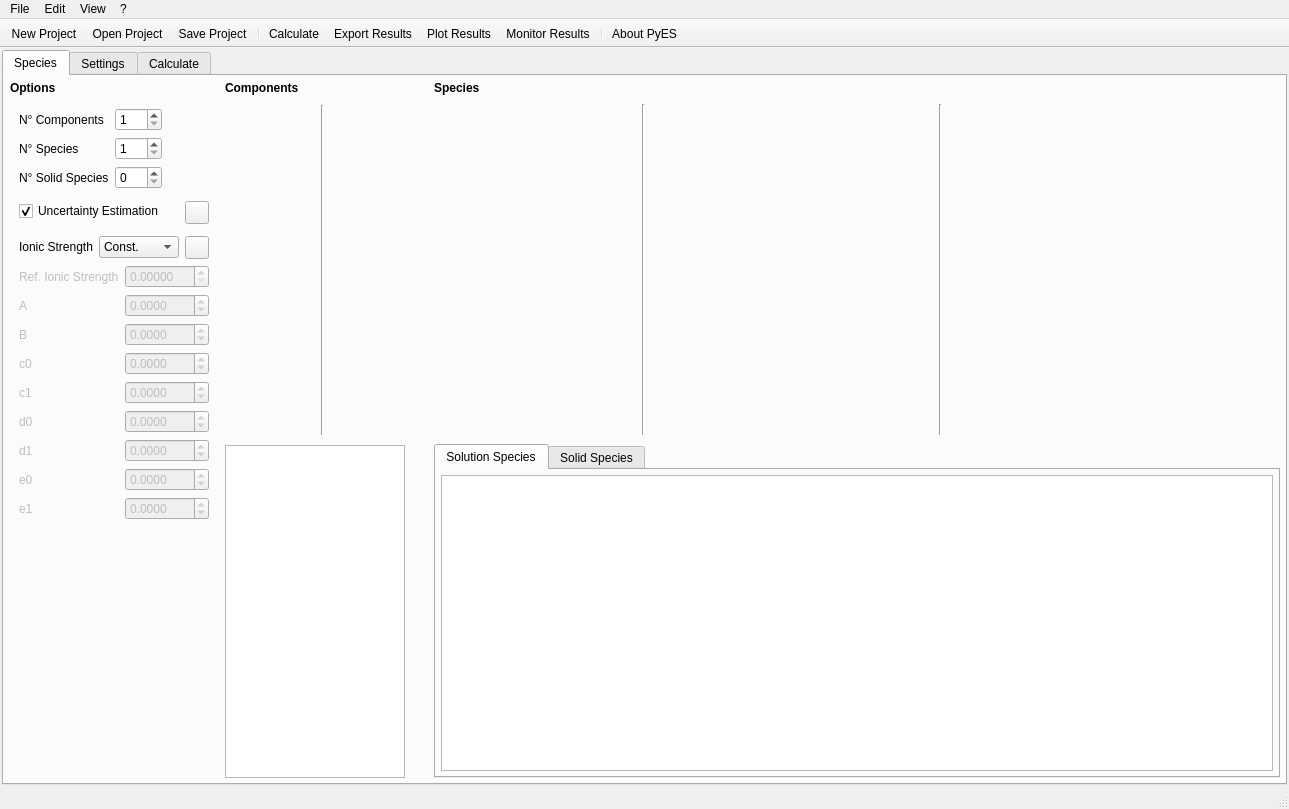
PyES-software/PyES, file src/main/python/pyes/ui/PyES_main.ui: the form before one commit.
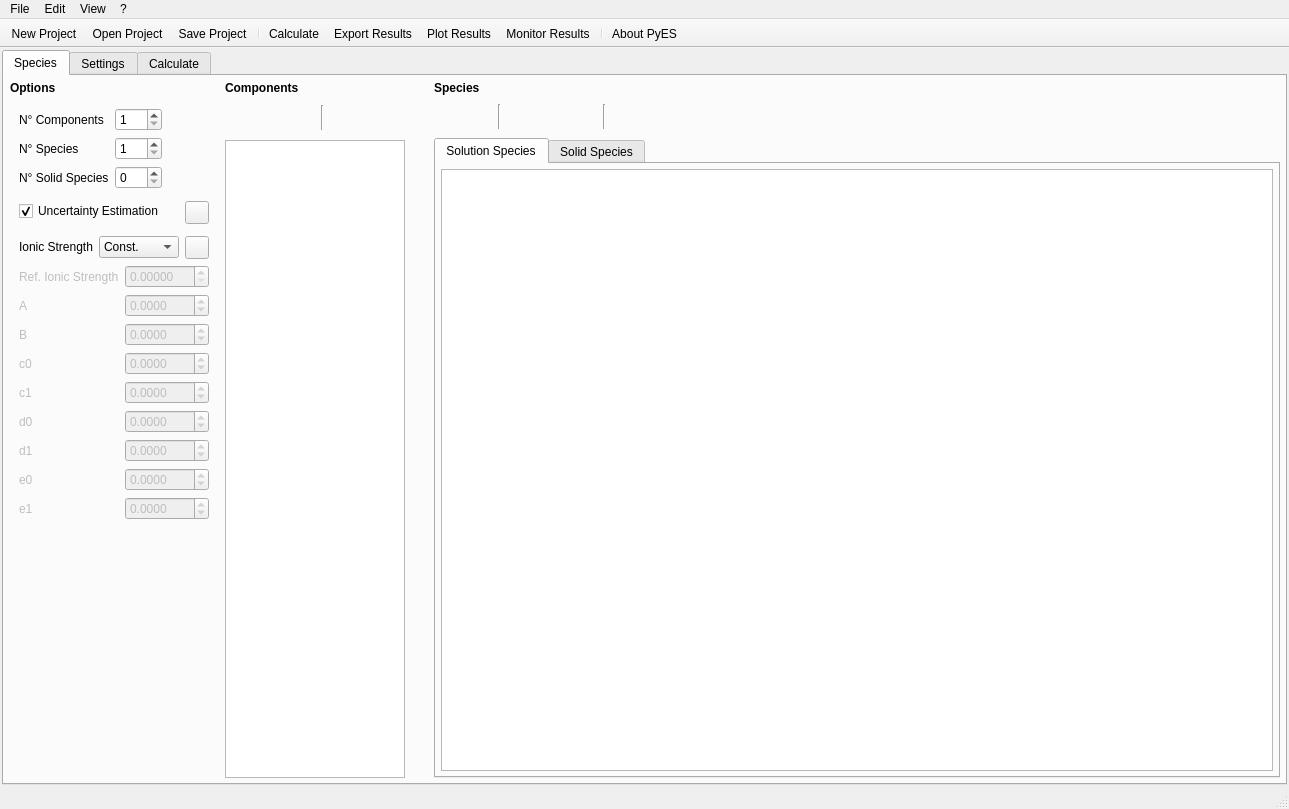
The form after the commit. The open tabs and pages were chosen to show the change. Icons and pictures are not drawn. Custom widgets are drawn as their Qt base class.

```diff
--- a/src/main/python/pyes/ui/PyES_main.ui
+++ b/src/main/python/pyes/ui/PyES_main.ui
@@ -857,6 +857,9 @@
                 <property name="orientation">
                  <enum>Qt::Vertical</enum>
                 </property>
+                <property name="sizeType">
+                 <enum>QSizePolicy::Preferred</enum>
+                </property>
                 <property name="sizeHint" stdset="0">
                  <size>
                   <width>40</width>
@@ -1167,6 +1170,9 @@
                 <property name="orientation">
                  <enum>Qt::Vertical</enum>
                 </property>
+                <property name="sizeType">
+                 <enum>QSizePolicy::Preferred</enum>
+                </property>
                 <property name="sizeHint" stdset="0">
                  <size>
                   <width>40</width>
@@ -1201,6 +1207,19 @@
                 </property>
                </widget>
               </item>
+              <item>
+               <spacer name="horizontalSpacer_3">
+                <property name="orientation">
+                 <enum>Qt::Horizontal</enum>
+                </property>
+                <property name="sizeHint" stdset="0">
+                 <size>
+                  <width>40</width>
+                  <height>20</height>
+                 </size>
+                </property>
+               </spacer>
+              </item>
              </layout>
             </widget>
            </item>
```
Left out of the diff: 2 changed lines with no effect on the pictures.
